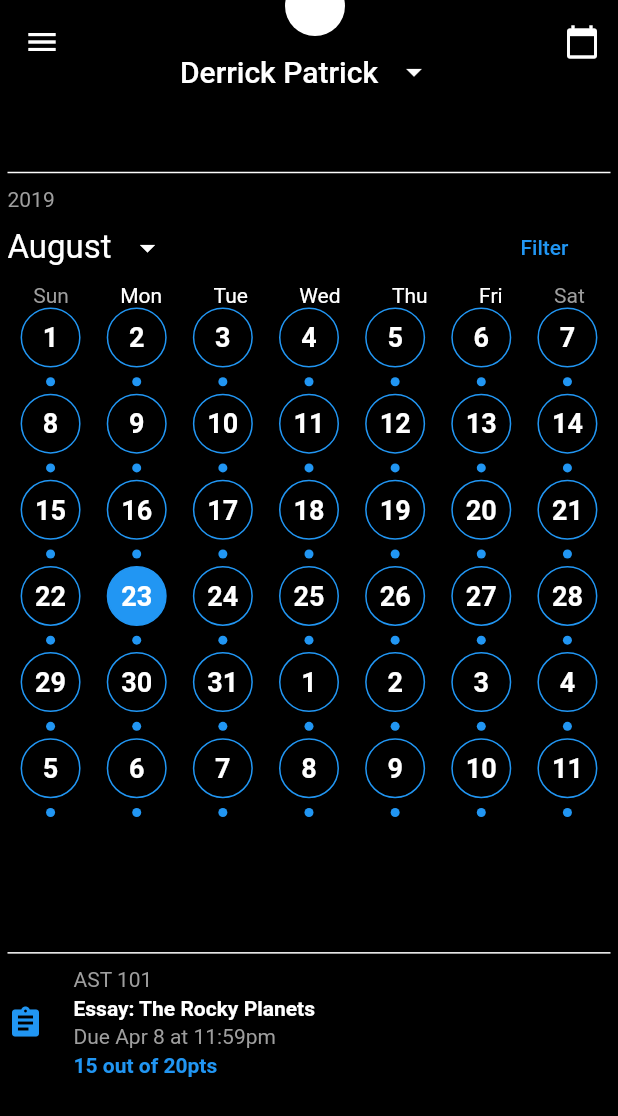
After one commit to UmairJibran/canvasparent, a Flutter app: the DarkPage screen opened by its route, on a phone screen of 412 x 824 dp. The commit adds this screen. Shown: the top 1116 px of the screen. Run offline on Flutter 3.47's test engine with Material 2 defaults, Android fonts, the phone set to English and light mode, and no system bars.

Commit message:
added screen 5

```diff
--- a/lib/main.dart
+++ b/lib/main.dart
@@ -1,3 +1,4 @@
+import 'package:canvasparent/screens/darkpage.dart';
 import 'package:canvasparent/screens/detailpage.dart';
 import 'package:flutter/material.dart';
 
@@ -14,6 +15,7 @@ class MyApp extends StatelessWidget {
         "/": (ctx) => Home(),
         DetailPage.route: (ctx) => DetailPage(),
         NotificationsPage.route: (ctx) => NotificationsPage(),
+        DarkPage.route: (ctx) => DarkPage(),
       },
     );
   }
--- a/lib/model/notification.dart
+++ b/lib/model/notification.dart
@@ -1,5 +1,3 @@
-import 'package:flutter/cupertino.dart';
-
 enum Type { information, warning }
 
 class Notification {
--- /dev/null
+++ b/lib/screens/darkpage.dart
@@ -0,0 +1,281 @@
+import 'dart:math';
+
+import 'package:flutter/material.dart';
+
+class DarkPage extends StatelessWidget {
+  static const String route = "/darkPage";
+  @override
+  Widget build(BuildContext context) {
+    return Scaffold(
+      backgroundColor: Colors.black,
+      appBar: PreferredSize(
+        preferredSize: Size.fromHeight(100.0),
+        child: AppBar(
+          backgroundColor: Colors.black,
+          automaticallyImplyLeading: true,
+          centerTitle: true,
+          title: Column(
+            children: [
+              CircleAvatar(
+                backgroundColor: Colors.white,
+              ),
+              Row(
+                mainAxisAlignment: MainAxisAlignment.center,
+                children: [
+                  Text("Derrick Patrick"),
+                  IconButton(
+                    icon: Icon(Icons.arrow_drop_down),
+                    onPressed: () {},
+                  )
+                ],
+              ),
+            ],
+          ),
+          actions: [
+            IconButton(
+              icon: Icon(
+                Icons.calendar_today,
+                color: Colors.white,
+              ),
+              onPressed: () {},
+            )
+          ],
+        ),
+      ),
+      drawer: Drawer(),
+      body: SingleChildScrollView(
+        child: Container(
+          padding: EdgeInsets.all(5),
+          child: Column(
+            mainAxisAlignment: MainAxisAlignment.start,
+            crossAxisAlignment: CrossAxisAlignment.start,
+            children: [
+              SizedBox(
+                height: 2,
+              ),
+              Divider(
+                thickness: 1,
+                color: Colors.white,
+              ),
+              SizedBox(
+                height: 2,
+              ),
+              Text(
+                "2019",
+                style: TextStyle(
+                  color: Colors.grey,
+                ),
+              ),
+              Row(
+                mainAxisAlignment: MainAxisAlignment.spaceBetween,
+                children: [
+                  Row(
+                    children: [
+                      Text(
+                        "August",
+                        style: TextStyle(
+                          color: Colors.white,
+                          fontSize: 22,
+                        ),
+                      ),
+                      IconButton(
+                        icon: Icon(
+                          Icons.arrow_drop_down,
+                          color: Colors.white,
+                        ),
+                        onPressed: () {},
+                      ),
+                    ],
+                  ),
+                  FlatButton(
+                    onPressed: () {},
+                    child: Text(
+                      "Filter",
+                      style: TextStyle(
+                        color: Colors.blue,
+                      ),
+                    ),
+                  ),
+                ],
+              ),
+              Row(
+                mainAxisAlignment: MainAxisAlignment.spaceAround,
+                children: [
+                  Day(name: "Sun", color: Colors.grey),
+                  Day(name: "Mon", color: Colors.white),
+                  Day(name: "Tue", color: Colors.white),
+                  Day(name: "Wed", color: Colors.white),
+                  Day(name: "Thu", color: Colors.white),
+                  Day(name: "Fri", color: Colors.white),
+                  Day(name: "Sat", color: Colors.grey),
+                ],
+              ),
+              Container(
+                width: MediaQuery.of(context).size.width,
+                height: MediaQuery.of(context).size.height * 0.51,
+                child: GridView.count(
+                  crossAxisCount: 7,
+                  children: List.generate(42, (index) {
+                    int date = index + 1;
+                    int dots = Random().nextInt(3);
+                    bool outline = Random().nextBool();
+                    if (date > 31) {
+                      date = date % 31;
+                    }
+                    return Date(
+                      date: date.toString(),
+                      dots: dots,
+                      fill: date == 23 ? true : false,
+                      outline: outline,
+                    );
+                  }),
+                ),
+              ),
+              SizedBox(
+                height: 2,
+              ),
+              Divider(
+                thickness: 1,
+                color: Colors.white,
+              ),
+              SizedBox(
+                height: 2,
+              ),
+              Container(
+                child: Row(
+                  children: [
+                    Icon(
+                      Icons.assignment,
+                      color: Colors.blue,
+                    ),
+                    SizedBox(
+                      width: 20,
+                    ),
+                    Column(
+                      crossAxisAlignment: CrossAxisAlignment.start,
+                      children: [
+                        Text(
+                          "AST 101",
+                          style: TextStyle(
+                            color: Colors.grey,
+                          ),
+                        ),
+                        SizedBox(
+                          height: 3,
+                        ),
+                        Text(
+                          "Essay: The Rocky Planets",
+                          style: TextStyle(
+                            color: Colors.white,
+                            fontWeight: FontWeight.bold,
+                          ),
+                        ),
+                        SizedBox(
+                          height: 3,
+                        ),
+                        Text(
+                          "Due Apr 8 at 11:59pm",
+                          style: TextStyle(
+                            color: Colors.grey,
+                          ),
+                        ),
+                        SizedBox(
+                          height: 3,
+                        ),
+                        Text(
+                          "15 out of 20pts",
+                          style: TextStyle(
+                            color: Colors.blue,
+                            fontWeight: FontWeight.w600,
+                          ),
+                        ),
+                      ],
+                    ),
+                  ],
+                ),
+              )
+            ],
+          ),
+        ),
+      ),
+    );
+  }
+}
+
+class Date extends StatelessWidget {
+  final String date;
+  final Color color;
+  final int dots;
+  final bool outline;
+  final bool fill;
+
+  const Date({
+    this.date,
+    this.color = Colors.white,
+    this.dots = 0,
+    this.outline = false,
+    this.fill = false,
+  });
+  @override
+  Widget build(BuildContext context) {
+    return Column(
+      children: [
+        Container(
+          height: 40,
+          width: 40,
+          padding: EdgeInsets.all(2),
+          margin: EdgeInsets.only(bottom: 5),
+          decoration: BoxDecoration(
+            borderRadius: BorderRadius.circular(100),
+            color: fill ? Colors.blue : Colors.black,
+            border: Border.all(
+              color: outline ? Colors.blue : Colors.black,
+            ),
+          ),
+          child: Center(
+            child: Text(
+              date,
+              style: TextStyle(
+                fontWeight: FontWeight.bold,
+                fontSize: 18,
+                color: color,
+              ),
+            ),
+          ),
+        ),
+        dots > 0
+            ? Row(
+                mainAxisAlignment: MainAxisAlignment.center,
+                children: List.generate(dots, (_) {
+                  return Padding(
+                    padding: const EdgeInsets.all(1.5),
+                    child: CircleAvatar(
+                      backgroundColor: Colors.blue,
+                      maxRadius: 3,
+                    ),
+                  );
+                }),
+              )
+            : SizedBox(),
+      ],
+    );
+  }
+}
+
+class Day extends StatelessWidget {
+  final String name;
+  final Color color;
+
+  const Day({this.name, this.color});
+  @override
+  Widget build(BuildContext context) {
+    return Center(
+      child: Text(
+        name,
+        style: TextStyle(
+          color: color,
+        ),
+      ),
+    );
+  }
+}
--- a/lib/screens/home.dart
+++ b/lib/screens/home.dart
@@ -1,6 +1,7 @@
 import 'package:canvasparent/screens/detailpage.dart';
 import 'package:flutter/material.dart';
 
+import 'darkpage.dart';
 import 'notificationspage.dart';
 
 class Home extends StatelessWidget {
@@ -24,6 +25,11 @@ class Home extends StatelessWidget {
                   .push(MaterialPageRoute(builder: (_) => NotificationsPage())),
               child: Text("Screen 4"),
             ),
+            RaisedButton(
+              onPressed: () => Navigator.of(context)
+                  .push(MaterialPageRoute(builder: (_) => DarkPage())),
+              child: Text("Screen 5"),
+            ),
           ],
         ),
       ),
```
